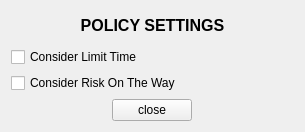
Before: the Qt Designer form source_code/SettingsWindow.ui in lennon624/travel-system, drawn with Qt 5.
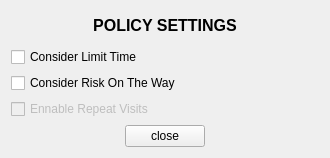
After: the same form once the commit is applied.

Commit message: 1. 更新settings的按钮策略：在不限时不考虑交通工具风险的情况下不可以允许重复访问一个城市。 2. 更新算法，允许用户设置是否限时和是否允许重复访问

Diff of the .ui file:
```diff
--- a/source_code/SettingsWindow.ui
+++ b/source_code/SettingsWindow.ui
@@ -9,39 +9,76 @@
    <rect>
     <x>0</x>
     <y>0</y>
-    <width>305</width>
-    <height>132</height>
+    <width>330</width>
+    <height>158</height>
    </rect>
   </property>
+  <property name="sizePolicy">
+   <sizepolicy hsizetype="Fixed" vsizetype="Preferred">
+    <horstretch>0</horstretch>
+    <verstretch>0</verstretch>
+   </sizepolicy>
+  </property>
   <property name="contextMenuPolicy">
    <enum>Qt::DefaultContextMenu</enum>
   </property>
   <property name="windowTitle">
    <string>settings</string>
   </property>
-  <layout class="QVBoxLayout" name="verticalLayout_2">
-   <item>
-    <widget class="QLabel" name="label">
+  <layout class="QGridLayout" name="gridLayout">
+   <item row="0" column="0">
+    <widget class="QLabel" name="label_title">
      <property name="text">
       <string>&lt;html&gt;&lt;head/&gt;&lt;body&gt;&lt;p align=&quot;center&quot;&gt;&lt;span style=&quot; font-size:12pt; font-weight:600;&quot;&gt;POLICY SETTINGS&lt;/span&gt;&lt;/p&gt;&lt;/body&gt;&lt;/html&gt;</string>
      </property>
     </widget>
    </item>
-   <item>
-    <widget class="QCheckBox" name="checkBox">
+   <item row="1" column="0">
+    <widget class="QCheckBox" name="check_limTime">
+     <property name="sizePolicy">
+      <sizepolicy hsizetype="MinimumExpanding" vsizetype="Fixed">
+       <horstretch>0</horstretch>
+       <verstretch>0</verstretch>
+      </sizepolicy>
+     </property>
      <property name="text">
       <string>Consider Limit Time</string>
      </property>
     </widget>
    </item>
-   <item>
-    <widget class="QCheckBox" name="checkBox_2">
+   <item row="2" column="0">
+    <widget class="QCheckBox" name="check_transRisk">
+     <property name="sizePolicy">
+      <sizepolicy hsizetype="MinimumExpanding" vsizetype="Fixed">
+       <horstretch>0</horstretch>
+       <verstretch>0</verstretch>
+      </sizepolicy>
+     </property>
      <property name="text">
       <string>Consider Risk On The Way</string>
      </property>
     </widget>
    </item>
-   <item alignment="Qt::AlignHCenter">
+   <item row="3" column="0">
+    <widget class="QCheckBox" name="check_repVisit">
+     <property name="enabled">
+      <bool>false</bool>
+     </property>
+     <property name="sizePolicy">
+      <sizepolicy hsizetype="MinimumExpanding" vsizetype="Fixed">
+       <horstretch>0</horstretch>
+       <verstretch>0</verstretch>
+      </sizepolicy>
+     </property>
+     <property name="text">
+      <string>Ennable Repeat Visits</string>
+     </property>
+     <property name="checked">
+      <bool>false</bool>
+     </property>
+    </widget>
+   </item>
+   <item row="4" column="0" alignment="Qt::AlignHCenter">
     <widget class="QPushButton" name="btn_close">
      <property name="text">
       <string>close</string>
```
The commit also changes 5 other files.
